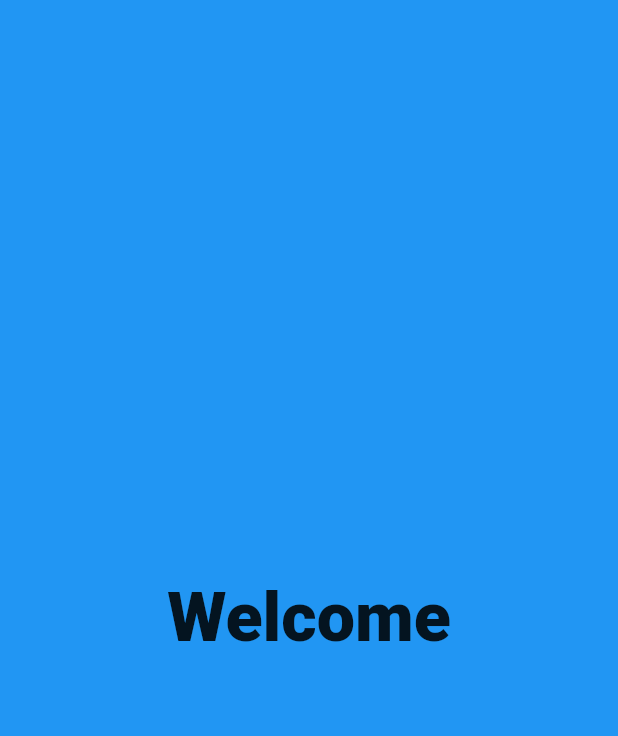
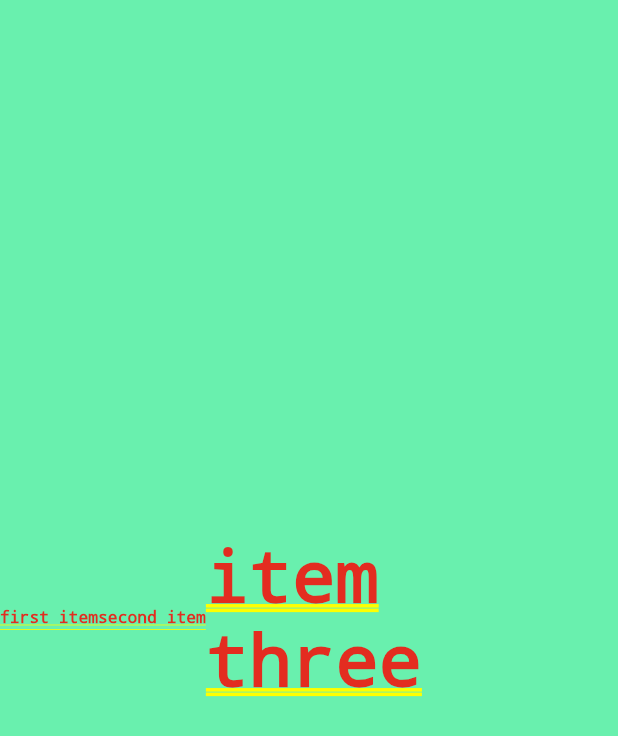
Before and after one commit to hashika2/FlutterApps, a Flutter app: the screen it shows after launch, on a phone screen of 412 x 824 dp. Shown: the top 736 px of the screen. Run offline on Flutter 3.47's test engine with Material 2 defaults, Android fonts, the phone set to English and light mode, and no system bars.

Commit message:
modified main dart file and add home dart file

```diff
--- a/flutter_app/lib/main.dart
+++ b/flutter_app/lib/main.dart
@@ -1,5 +1,7 @@
 import 'package:flutter/material.dart';
+import 'package:flutter_app/ui/home.dart';
 import './ui/welcome_page.dart';
+
 void main(){
   runApp(
       new MaterialApp(
@@ -8,4 +10,11 @@ void main(){
         home:new Welcome(),
       ));
 
+   runApp(
+     new MaterialApp(
+     color:Colors.greenAccent,
+     title: "home",
+     home:new Home(),)
+   );
+
 }
--- /dev/null
+++ b/flutter_app/lib/ui/home.dart
@@ -0,0 +1,51 @@
+import 'package:flutter/material.dart';
+
+
+class Home extends StatelessWidget{
+  @override
+    Widget build(BuildContext context) {
+
+    return new Container(
+      color:Colors.greenAccent,
+      alignment: Alignment.center,
+
+      child:new Row(
+        mainAxisAlignment: MainAxisAlignment.center,
+        children: <Widget>[
+          new Text("first item",textDirection:TextDirection.ltr,
+          style:new TextStyle(fontSize:10.9)),
+          new Text("second item",textDirection:TextDirection.ltr,
+          style: new TextStyle(fontSize:10.9)),
+          const Expanded(
+            child: const Text("item three")
+
+            )
+
+
+        ],
+      )
+
+      // child:new Column(
+      //   mainAxisAlignment:MainAxisAlignment.center,
+      //   children:<Widget>[
+      //   new Text("first time",textDirection:TextDirection.ltr,
+      //   style:new TextStyle(color:Colors.white),),
+
+      //   new Text("first time",textDirection:TextDirection.ltr,
+      //   style:new TextStyle(color:Colors.blue),),
+      //   ],
+      // )
+
+      // child:new Text("Hello Container",textDirection:TextDirection.ltr,
+      // style:new TextStyle(color:Colors.white,fontWeight: FontWeight.w900,fontSize:18.3 ),)
+    );
+  }
+
+
+
+
+
+
+
+
+}
```
Also changed, not shown: flutter_app/pubspec.lock.
